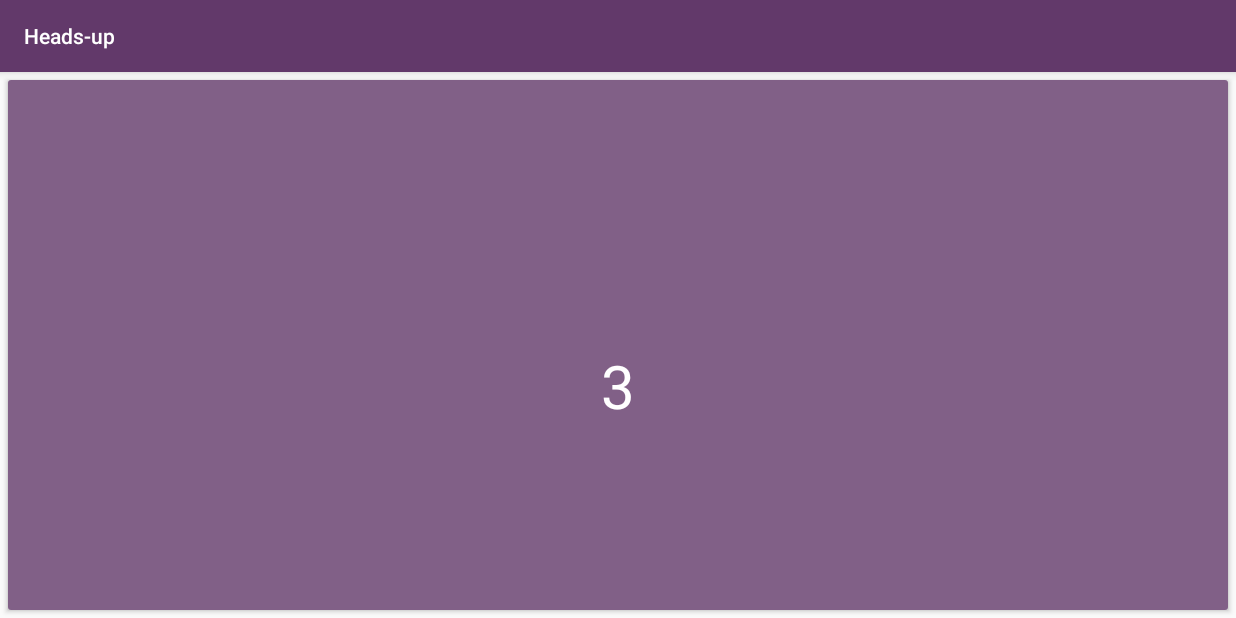
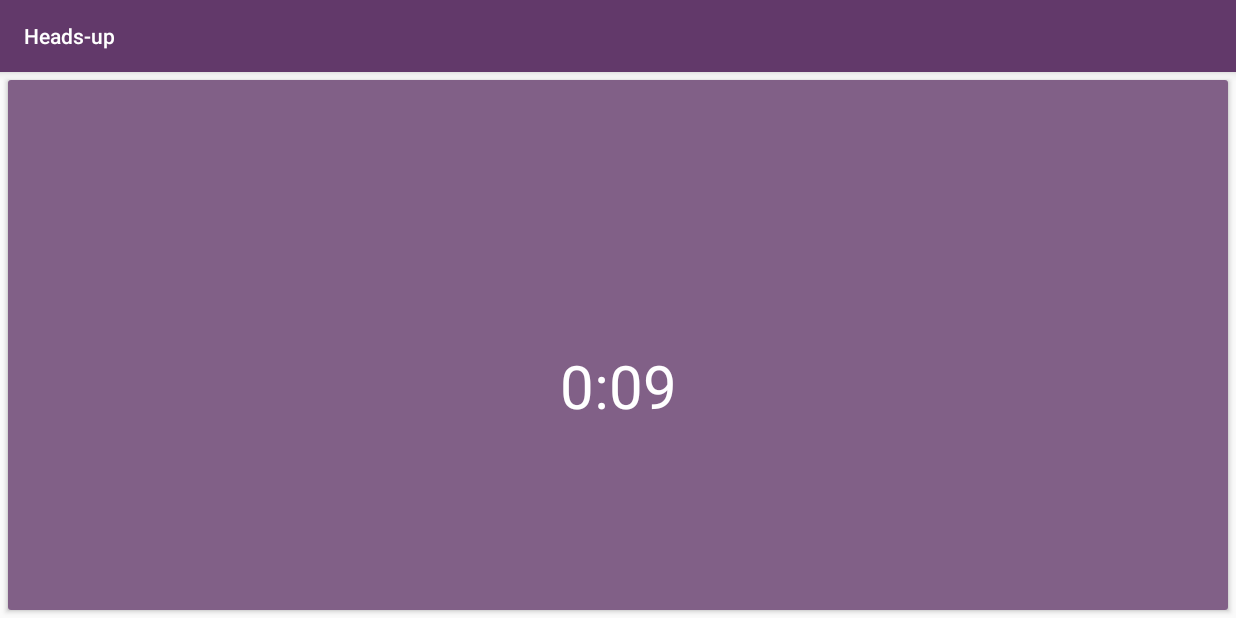
Before and after one commit to magasol/Headsup, an Android app: the GameRoundActivity screen opened directly, with no data from a screen before it, on a phone screen of 824 x 412 dp (held sideways). Run offline under Robolectric (Android 15) with nearby library versions, the phone set to English and light mode, and no system bars; our stand-ins replace data binding; 3 statements that could not run were skipped.

Commit message:
game round has count down timer, fragment switch at 0, anwsers are counted

```diff
--- /dev/null
+++ b/czolko/app/src/main/java/com/example/headsup/gameRound/GameRoundActivityListener.java
@@ -0,0 +1,5 @@
+package com.example.headsup.gameRound;
+
+interface GameRoundActivityListener {
+    void gameRoundOver(int rightAnswers, int wrongAnswers);
+}
--- a/czolko/app/src/main/java/com/example/headsup/gameRound/GameRoundFragment.java
+++ b/czolko/app/src/main/java/com/example/headsup/gameRound/GameRoundFragment.java
@@ -1,8 +1,10 @@
 package com.example.headsup.gameRound;
 
+import android.content.Context;
 import android.databinding.DataBindingUtil;
 import android.os.Bundle;
 import android.os.Handler;
+import android.support.annotation.NonNull;
 import android.support.v4.app.Fragment;
 import android.view.LayoutInflater;
 import android.view.View;
@@ -12,10 +14,38 @@ import com.example.headsup.R;
 import com.example.headsup.categories.Category;
 import com.example.headsup.databinding.FragmentGameRoundBinding;
 
+import java.util.Locale;
+
 public class GameRoundFragment extends Fragment {
+
+    private static final int GAME_ROUND_TIME = 11;
 
     private FragmentGameRoundBinding binding;
     private Category category;
+    private GameRoundActivityListener gameRoundActivityListener;
+
+    private int rightAnswers = 0;
+    private int wrongAnswers = 0;
+
+    private long startTime = 0;
+    private Handler timerHandler = new Handler();
+    private Runnable timerRunnable = new Runnable() {
+        @Override
+        public void run() {
+            long millis = GAME_ROUND_TIME * 1000 - (System.currentTimeMillis() - startTime);
+            int seconds = (int) (millis / 1000);
+            int minutes = seconds / 60;
+            seconds = seconds % 60;
+
+            if (seconds >= 0 || minutes > 0) {
+                binding.itemGameRound.textViewCountDownGameRound
+                        .setText(String.format(Locale.getDefault(), "%d:%02d", minutes, seconds));
+                timerHandler.postDelayed(this, 500);
+            } else {
+                gameRoundActivityListener.gameRoundOver(rightAnswers, wrongAnswers);
+            }
+        }
+    };
 
     public static GameRoundFragment newInstance(Category category) {
         GameRoundFragment grf = new GameRoundFragment();
@@ -26,28 +56,47 @@ public class GameRoundFragment extends Fragment {
     }
 
     @Override
-    public View onCreateView(LayoutInflater inflater, ViewGroup parent, Bundle savedInstanceState) {
+    public void onAttach(Context context) {
+        super.onAttach(context);
+        gameRoundActivityListener = (GameRoundActivityListener) context;
+    }
+
+    @Override
+    public View onCreateView(@NonNull LayoutInflater inflater, ViewGroup parent, Bundle savedInstanceState) {
         if (getArguments() != null)
             category = (Category) getArguments().getSerializable("category");
 
         binding = DataBindingUtil
                 .inflate(inflater, R.layout.fragment_game_round, parent, false);
         return binding.getRoot();
-
     }
 
     @Override
-    public void onViewCreated(View view, Bundle savedInstanceState) {
+    public void onViewCreated(@NonNull View view, Bundle savedInstanceState) {
         binding.cardViewItemGameRound.setBackgroundResource(category.imageId);
         binding.cardViewItemGameRound.setOnClickListener(v -> handleGuessFail());
 
         binding.itemGameRound.textViewItemGameRound.setText(category.nameId);
-        binding.itemGameRound.textViewCountDownGameRound.setText("3");
+    }
+
+    @Override
+    public void onResume() {
+        super.onResume();
+        startTime = System.currentTimeMillis();
+        timerHandler.postDelayed(timerRunnable, 0);
+    }
+
+    @Override
+    public void onPause() {
+        super.onPause();
+        timerHandler.removeCallbacks(timerRunnable);
     }
 
     public void handleGuessGood() {
         binding.cardViewItemGameRound.setVisibility(View.GONE);
         binding.cardViewItemGameRoundGood.setVisibility(View.VISIBLE);
+
+        rightAnswers++;
 
         new Handler().postDelayed(() -> {
             binding.cardViewItemGameRoundGood.setVisibility(View.GONE);
@@ -59,6 +108,8 @@ public class GameRoundFragment extends Fragment {
         binding.cardViewItemGameRound.setVisibility(View.GONE);
         binding.cardViewItemGameRoundFail.setVisibility(View.VISIBLE);
 
+        wrongAnswers++;
+
         new Handler().postDelayed(() -> {
             binding.cardViewItemGameRoundFail.setVisibility(View.GONE);
             binding.cardViewItemGameRound.setVisibility(View.VISIBLE);
--- a/czolko/app/src/main/res/values/dimens.xml
+++ b/czolko/app/src/main/res/values/dimens.xml
@@ -7,4 +7,5 @@
     <dimen name="text_size_card_view">30sp</dimen>
     <dimen name="card_view_padding">10dp</dimen>
     <dimen name="text_size_card_view_L">40sp</dimen>
+    <dimen name="margin_S">15dp</dimen>
 </resources>
--- a/czolko/app/src/main/res/values/strings.xml
+++ b/czolko/app/src/main/res/values/strings.xml
@@ -9,4 +9,7 @@
     <string name="good_game_round">Good!</string>
     <string name="tap_to_start">Tap to start</string>
     <string name="game_over">Game Over</string>
+    <string name="points_game_over">Points:</string>
+    <string name="fail_game_over">Fail:</string>
+    <string name="good_game_over">Good:</string>
 </resources>
```
Also changed, not shown: czolko/app/src/main/java/com/example/headsup/gameRound/GameRoundActivity.java (+20 -2 lines), czolko/app/src/main/java/com/example/headsup/gameRound/GameRoundOverFragment.java (+42 -4 lines), czolko/app/src/main/res/layout/fragment_game_round_over.xml (+48 -10 lines), 1 other file.
